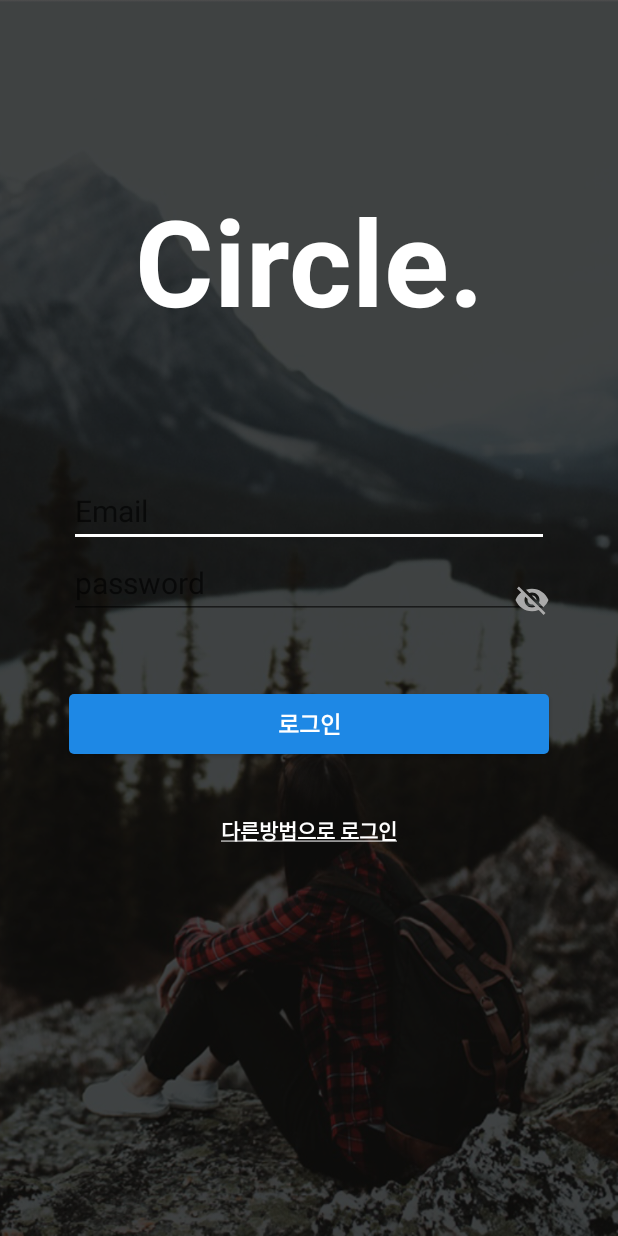
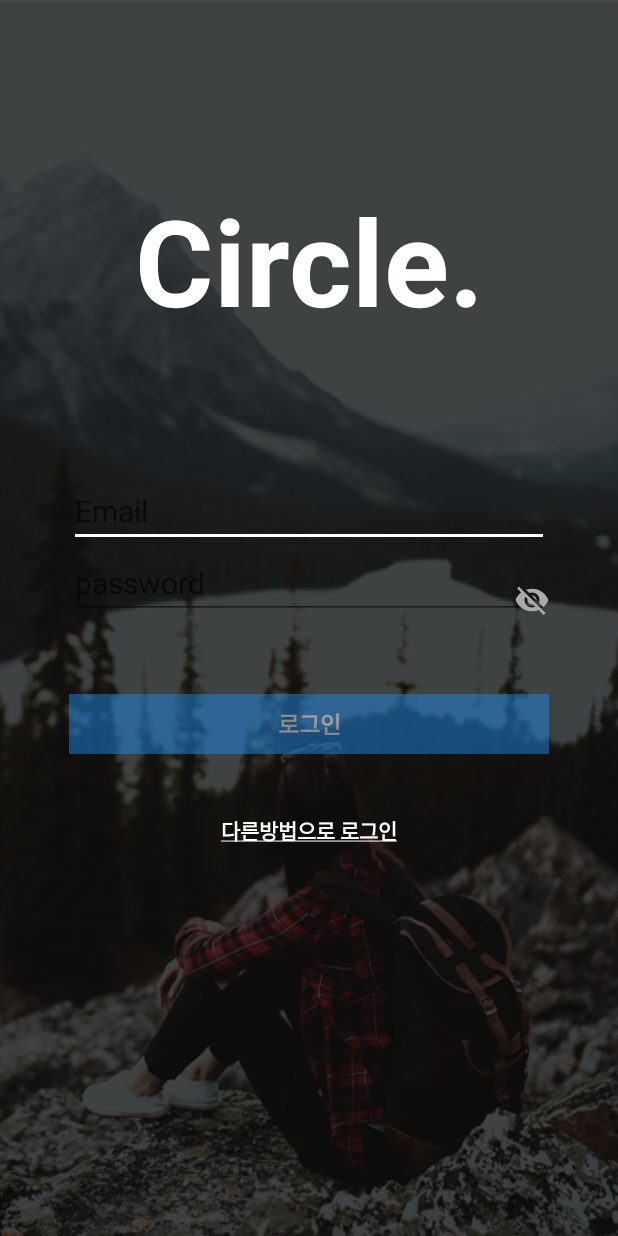
Before and after one commit to taewoooh/TWCircleApp, an Android app: the screen it shows after launch (LoginActivity), on a phone screen of 412 x 824 dp. Run offline under Robolectric (Android 15) with nearby library versions, the phone set to English and light mode, and no system bars; libraries missing offline, so code that uses them is left out: com.rengwuxian.materialedittext; plain views replace MaterialEditText; 4 statements that could not run were skipped.

Commit message:
hide(눈모양) 이미지 선택시 에디트 텍스트 포커스가  앞으로 가는 이슈 처리 함

```diff
--- a/app/src/main/java/com/example/lg/twcircleapp/LoginActivity.java
+++ b/app/src/main/java/com/example/lg/twcircleapp/LoginActivity.java
@@ -9,7 +9,11 @@ import android.text.TextWatcher;
 import android.text.method.HideReturnsTransformationMethod;
 import android.text.method.PasswordTransformationMethod;
 import android.text.style.UnderlineSpan;
+import android.view.KeyEvent;
+import android.view.MotionEvent;
 import android.view.View;
+import android.view.animation.Animation;
+import android.view.animation.AnimationUtils;
 import android.view.inputmethod.InputMethodManager;
 import android.widget.Button;
 import android.widget.ImageView;
@@ -28,7 +32,8 @@ public class LoginActivity extends AppCompatActivity implements View.OnClickList
     ImageView delete, delete2, hide;
     RelativeLayout layout, relativeLayout;
     Button loginbtn;
-    TextView view;
+    SuperToast toast;
+    TextView view, warning;
     InputMethodManager imm;
     boolean aBoolean = true;
     boolean booid, boopass;
@@ -47,9 +52,28 @@ public class LoginActivity extends AppCompatActivity implements View.OnClickList
         imm = (InputMethodManager) getSystemService(Context.INPUT_METHOD_SERVICE);
         delete2 = (ImageView) findViewById(R.id.delete2);
         view = (TextView) findViewById(R.id.textlogin);
-       loginbtn = (Button) findViewById(R.id.loginbtn);
+        loginbtn = (Button) findViewById(R.id.loginbtn);
+        warning = (TextView) findViewById(R.id.warning);
+
+        loginbtn.setOnTouchListener(new View.OnTouchListener() {
+            @Override
+            public boolean onTouch(View v, MotionEvent event) {
+
+                if (event.getAction() == MotionEvent.ACTION_DOWN) {
+                    loginbtn.setAlpha(0.5f);
+
+                } else if (event.getAction() == MotionEvent.ACTION_UP) {
+                    loginbtn.setAlpha(1.0f);
+
+                }
+                return false;
+            }
+        });
 
 
+        loginbtn.setAlpha(0.5f);
+        loginbtn.setClickable(false);
+        loginbtn.setEnabled(false);
 
 
         delete.setOnClickListener(this);
@@ -85,7 +109,7 @@ public class LoginActivity extends AppCompatActivity implements View.OnClickList
                 Matcher m = p.matcher(s);
                 booid = m.matches();
 
-
+                cheked();
                 if (s.length() > 0) {
 
                     delete.setVisibility(View.VISIBLE);
@@ -110,7 +134,9 @@ public class LoginActivity extends AppCompatActivity implements View.OnClickList
 
             @Override
             public void afterTextChanged(Editable s) {
-
+                loginbtn.setAlpha(0.5f);
+                loginbtn.setClickable(false);
+                loginbtn.setEnabled(false);
 
                 String regex = "^[a-zA-Z0-9!@.#$%^&*?_~]{4,16}$";// 패스워드 4자리에서 16자리까지 조건식
                 Pattern p = Pattern.compile(regex);
@@ -125,7 +151,7 @@ public class LoginActivity extends AppCompatActivity implements View.OnClickList
 
                     delete2.setVisibility(View.INVISIBLE);
                 }
-
+                cheked();
             }
         });
 
@@ -148,12 +174,14 @@ public class LoginActivity extends AppCompatActivity implements View.OnClickList
                 Toast.makeText(getApplicationContext(), "true", Toast.LENGTH_SHORT).show();
                 hide.setBackground(getDrawable(R.drawable.onhide));
 
+                editpassword.setSelection(editpassword.getText().length());
                 aBoolean = false;
 
 
             } else if (aBoolean == false) {
                 editpassword.setTransformationMethod(PasswordTransformationMethod.getInstance());
                 Toast.makeText(getApplicationContext(), "false", Toast.LENGTH_SHORT).show();
+                editpassword.setSelection(editpassword.getText().length()); // 포커스 editppassword length 위치로 이동시키기.
                 hide.setBackground(getDrawable(R.drawable.offhide));
                 aBoolean = true;
 
@@ -167,13 +195,6 @@ public class LoginActivity extends AppCompatActivity implements View.OnClickList
             editpassword.setText(null);
         } else if (v.getId() == R.id.loginbtn) {
 
-            if (booid == true && boopass == true) {
-
-
-            } else {
-                new SuperToast("접속 실패", "D81B60", LoginActivity.this);
-
-            }
 
 
 
@@ -186,5 +207,24 @@ public class LoginActivity extends AppCompatActivity implements View.OnClickList
         }
     }
 
+    public void cheked() {
+
+        if (booid == true && boopass == true) {
+
+            loginbtn.setAlpha(1.0f);
+            loginbtn.setClickable(true);
+            loginbtn.setEnabled(true);
+
+        } else {
+
+
+            loginbtn.setAlpha(0.5f);
+            loginbtn.setClickable(false);
+            loginbtn.setEnabled(false);
+
+        }
+
+    }
+
 
 }
--- a/app/src/main/java/com/example/lg/twcircleapp/SuperToast.java
+++ b/app/src/main/java/com/example/lg/twcircleapp/SuperToast.java
@@ -14,8 +14,13 @@ import com.github.johnpersano.supertoasts.library.utils.PaletteUtils;
 
 public class SuperToast {
 
+   SuperActivityToast toast;
+
+
+
     public SuperToast(String message, String color, Context context) {
 
+        if (toast == null )
         SuperActivityToast.create(context, new Style(), Style.DURATION_SHORT)
                 .setText(message)
                 //.setDuration(Style.DURATION_SHORT)
@@ -26,4 +31,5 @@ public class SuperToast {
                 .setColor(PaletteUtils.getSolidColor(color))
                 .setAnimations(Style.FRAME_KITKAT).show();
     }
+
 }
--- a/app/src/main/res/layout/activity_login.xml
+++ b/app/src/main/res/layout/activity_login.xml
@@ -63,6 +63,19 @@
         app:met_primaryColor="?colorAccent"
         app:met_singleLineEllipsis="true" />
 
+    <TextView
+        android:id="@+id/warning"
+        android:layout_below="@+id/editpassword"
+        android:layout_width="match_parent"
+        android:layout_height="wrap_content"
+        android:textSize="10dp"
+        android:paddingLeft="47dp"
+        android:visibility="invisible"
+        android:text="이메일 또는 비밀번호가 틀렸습니다."
+        android:textColor="#d50000"
+
+        />
+
 
     <ImageView
         android:id="@+id/hide"
@@ -94,7 +107,7 @@
         android:layout_below="@+id/editpassword"
         android:layout_centerHorizontal="true"
         android:layout_marginTop="50dp"
-        android:background="@drawable/button"
+        android:background="#1E88E5"
         android:text="로그인"
         android:textColor="@android:color/white"
         android:textSize="15dp"
```
Also changed, not shown: app/src/main/res/drawable/ic_bluetooth_gray_24dp.xml (deleted, +0 -9 lines), app/src/main/res/drawable/ic_cloud_queue_gray_24dp.xml (deleted, +0 -9 lines), app/src/main/res/drawable/ic_mail_gray_24dp.xml (deleted, +0 -9 lines), app/src/main/res/drawable/ic_share_white_24dp.xml (deleted, +0 -9 lines), app/src/main/res/drawable/ic_sms_gray_24dp.xml (deleted, +0 -9 lines).
